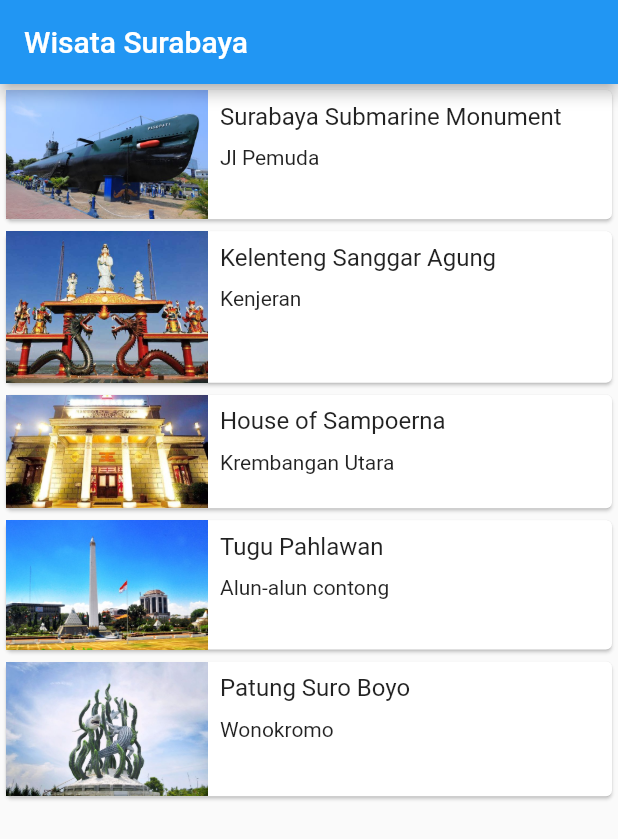
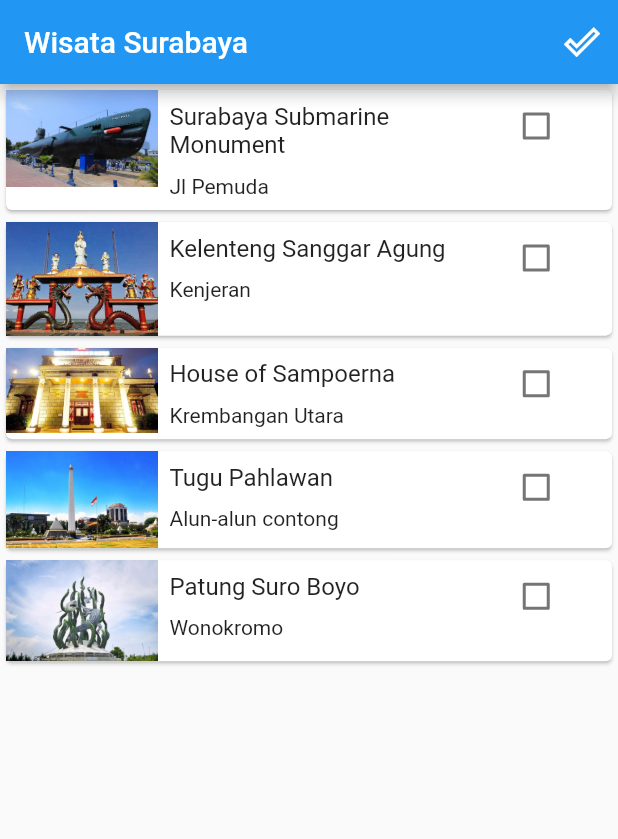
Before and after one commit to rosalinda19/Flutter_Layout, a Flutter app: the screen it shows after launch, on a phone screen of 412 x 824 dp. Shown: the top 839 px of the screen. Run offline on Flutter 3.47's test engine with Material 2 defaults, Android fonts, the phone set to English and light mode, and no system bars.

Commit message:
check list

```diff
--- a/lib/detail_screen.dart
+++ b/lib/detail_screen.dart
@@ -19,11 +19,11 @@ class DetailScreen extends StatelessWidget {
                 child: Text(
                   place.name,
                   textAlign: TextAlign.center,
-                  style: const TextStyle(
+                  style: TextStyle(
                     fontSize: 30.0,
-                    fontFamily: 'Lobster',
+                    fontWeight: FontWeight.bold,
                   ),
-                )
+                ),
             ),
             Container(
               padding: const EdgeInsets.symmetric(vertical: 10.0),
--- /dev/null
+++ b/lib/list_item.dart
@@ -0,0 +1,61 @@
+import 'package:flutter/cupertino.dart';
+import 'package:flutter/material.dart';
+import 'package:prak3/model/tourism_place.dart';
+
+class ListItem extends StatelessWidget{
+  final TourismPlace place;
+  final bool isDone;
+  final Function(bool? value) onCheckboxClick;
+
+  const ListItem({
+    required this.place,
+    required this.isDone,
+    required this.onCheckboxClick
+
+  });
+
+  @override
+  Widget build(BuildContext context){
+    return Card(
+      color: isDone ? Colors.white60 : Colors.white,
+      child: Row(
+        crossAxisAlignment: CrossAxisAlignment.start,
+        children: <Widget>[
+          Expanded(
+            flex: 1,
+            child: Image.asset(place.imageAsset),
+          ),
+          Expanded(
+            flex: 2,
+            child: Padding(
+              padding: const EdgeInsets.all(8.0),
+              child: Column(
+                crossAxisAlignment: CrossAxisAlignment.start,
+                mainAxisSize: MainAxisSize.min,
+                children: <Widget>[
+                  Text(
+                    place.name,
+                    style: const TextStyle(fontSize: 16.0),
+                  ),
+                  SizedBox(
+                    height: 10,
+                  ),
+                  Text(place.location),
+                ],
+              ),
+            ),
+          ),
+          Expanded(
+            flex: 1,
+              child: Checkbox (
+                value: this.isDone,
+                onChanged: this.onCheckboxClick,
+
+            ),
+          )
+        ],
+      ),
+    );
+  }
+
+}
--- a/lib/main.dart
+++ b/lib/main.dart
@@ -1,6 +1,10 @@
 import 'package:flutter/material.dart';
 import 'package:prak3/detail_screen.dart';
+import 'package:prak3/done_tourism_list.dart';
 import 'package:prak3/main_screen.dart';
+import 'package:provider/provider.dart';
+import 'package:prak3/provider/done_tourism_provider.dart';
+
 void main() {
   runApp(const MyApp());
 }
@@ -11,10 +15,13 @@ class MyApp extends StatelessWidget {
   // This widget is the root of your application.
   @override
   Widget build(BuildContext context) {
-    return MaterialApp(
-      title: 'Contacts',
-      theme: ThemeData(),
-      home: MainScreen(),
+    return ChangeNotifierProvider(
+      create: (context) => DoneTourismProvider(),
+      child: MaterialApp(
+        title: 'Contacts',
+        theme: ThemeData(),
+        home: MainScreen(),
+      ),
     );
   }
 }
--- a/lib/main_screen.dart
+++ b/lib/main_screen.dart
@@ -2,65 +2,47 @@ import 'package:flutter/cupertino.dart';
 import 'package:flutter/material.dart';
 import 'package:prak3/detail_screen.dart';
 import 'package:flutter/src/widgets/basic.dart';
+import 'package:prak3/done_tourism_list.dart';
 import 'package:prak3/model/tourism_place.dart';
+import 'package:prak3/tourism_list.dart';
+import 'package:prak3/provider/done_tourism_provider.dart';
+import 'package:provider/provider.dart';
 
-class MainScreen extends StatelessWidget {
-  const MainScreen({Key? key}) : super(key: key);
+
+class MainScreen extends StatefulWidget {
+  MainScreen({Key? key}) : super(key: key);
 
   @override
-  Widget build(BuildContext context){
+   _MainScreenState createState() => _MainScreenState();
+}
+   class _MainScreenState extends State<MainScreen> {
+     // final List<TourismPlace> doneTourismPlaceList = [];
+
+     @override
+     Widget build(BuildContext context) {
        return Scaffold(
          appBar: AppBar(
            title: const Text('Wisata Surabaya'),
-      ),
-      body: ListView.builder(
-        itemBuilder: (context, index){
-          final TourismPlace place = tourismPlaceList[index];
-          return InkWell(
-            onTap: () {
-              Navigator.push(context, MaterialPageRoute(builder: (context) {
-                return DetailScreen(place: place);
-              }));
-            },
-            child: listItem(place),
+           actions: <Widget>[
+             IconButton(
+               icon: const Icon(Icons.done_outline),
+               onPressed: (){
+                 Navigator.push(
+                     context,
+                   MaterialPageRoute(builder: (context) {
+                     return Consumer<DoneTourismProvider>(
+                       builder: (context, DoneTourismProvider data, widget){
+                         return DoneTourismList(doneTourismPlaceList: data.doneTourismPlaceList);
+                       }
+                     );
+                   }),
                  );
                },
-        itemCount: tourismPlaceList.length,
-      ),
-    );
-  }
-
-  Widget listItem(TourismPlace place){
-    return Card(
-      child: Row(
-        crossAxisAlignment: CrossAxisAlignment.start,
-        children: [
-          Expanded(
-              flex: 1,
-              child: Image.asset(place.imageAsset),
-          ),
-          Expanded(
-              flex: 2,
-              child: Padding(
-                  padding: const EdgeInsets.all(8.0),
-                  child: Column(
-                    crossAxisAlignment: CrossAxisAlignment.start,
-                    mainAxisSize: MainAxisSize.min,
-                    children: <Widget>[
-                      Text(
-                        place.name,
-                        style: TextStyle(fontSize: 16.0),
-                      ),
-                      SizedBox(
-                        height: 10,
-                      ),
-                      Text(place.location),
+             )
            ],
          ),
-              ),
-          ),
-        ],
-      ),
+
+         body: TourismList(),
        );
      }
    }
--- a/lib/model/tourism_place.dart
+++ b/lib/model/tourism_place.dart
@@ -17,51 +17,3 @@ class TourismPlace {
     required this.desc,
   });
 }
-
-var tourismPlaceList = [
-  TourismPlace(
-    name: 'Surabaya Submarine Monument',
-    location: 'Jl Pemuda',
-    imageAsset: 'assets/image/submarin.jpg',
-    image1: 'assets/image/monkasel_3.jpg',
-    image2: 'assets/image/monkasel_2.jpg',
-    image3: 'assets/image/monkasel_1.jpg',
-    desc: 'Museum Inside a decommissioned Russian war submarine tours & an adjacent park with cafes. Clean and well maintained. Car park cost 10k, entrance fee 15k/person. You can see KRI Pasopati there, it is a russian whiskey class. You can also watch the video about the Indonesian Navy at the building beside the submarine',
-  ),
-  TourismPlace(
-    name: 'Kelenteng Sanggar Agung',
-    location: 'Kenjeran',
-    imageAsset: 'assets/image/kelenteng.jpg',
-    image1: 'assets/image/klenteng_1.jpg',
-    image2: 'assets/image/kelenteng_2.jpg',
-    image3: 'assets/image/kelenteng_3.jpg',
-    desc: 'Kelenteng Sanggar Agung atau Klenteng Hong San Tang adalah sebuah klenteng di Kota Surabaya. Alamatnya berada di Jalan Sukolilo Nomor 100, Pantai Ria Kenjeran, Surabaya. Kuil ini, selain menjadi tempat ibadah bagi pemeluk Tridharma, juga menjadi tempat tujuan wisata bagi para wisatawan.',
-  ),
-  TourismPlace(
-    name: 'House of Sampoerna',
-    location: 'Krembangan Utara',
-    imageAsset: 'assets/image/sampoerna.jpg',
-    image1: 'assets/image/sampoerna_1.jpg',
-    image2: 'assets/image/sampoerna_2.jpg',
-    image3: 'assets/image/sampoerna_3.jpg',
-    desc: 'House of Sampoerna adalah sebuah museum tembakau dan markas besar Sampoerna yang terletak di Surabaya. Gaya arsitektur dari bangunan utamanya yang dipengaruhi oleh gaya kolonial Belanda dibangun pada 1862 dan sekarang menjadi situs sejarah.',
-  ),
-  TourismPlace(
-    name: 'Tugu Pahlawan',
-    location: 'Alun-alun contong',
-    imageAsset: 'assets/image/pahlawan.jpg',
-    image1: 'assets/image/pahlawan_1.jpg',
-    image2: 'assets/image/pahlawan_2.jpg',
-    image3: 'assets/image/pahlawan_3.jpg',
-    desc: 'Tugu Pahlawan didirikan pada tanggal 10 November 1951 dan diresmikan pada tanggal 10 November 1952 oleh Presiden RI, Ir. Soekarno, dengan tujuan untuk mengenang sejarah perjuangan para pahlawan kemerdekaan bangsa Indonesia dalam pertempuran 10 Nopember 1945 di Surabaya.',
-  ),
-  TourismPlace(
-    name: 'Patung Suro Boyo',
-    location: 'Wonokromo',
-    imageAsset: 'assets/image/sby.jpg',
-    image1: 'assets/image/sby_1.jpg',
-    image2: 'assets/image/sby_2.jpg',
-    image3: 'assets/image/sby_4.jpg',
-    desc: 'Patung Sura dan Baya adalah sebuah patung yang merupakan lambang kota Surabaya. Patung ini berada di depan Kebun Binatang Surabaya. Patung ini terdiri atas dua hewan ini yang menjadi inspirasi nama kota Surabaya: ikan sura dan baya.',
-  ),
-];
--- /dev/null
+++ b/lib/provider/done_tourism_provider.dart
@@ -0,0 +1,16 @@
+import 'package:prak3/model/tourism_place.dart';
+import 'package:flutter/foundation.dart';
+
+
+class DoneTourismProvider extends ChangeNotifier {
+  final List<TourismPlace> _doneTourismPlaceList =[];
+
+  List<TourismPlace> get doneTourismPlaceList => _doneTourismPlaceList;
+
+  void complete(TourismPlace place, bool isDone){
+    isDone
+      ? _doneTourismPlaceList.add(place)
+        : _doneTourismPlaceList.remove(place);
+    notifyListeners();
+  }
+}
--- /dev/null
+++ b/lib/tourism_list.dart
@@ -0,0 +1,96 @@
+
+import 'package:flutter/material.dart';
+import 'package:prak3/detail_screen.dart';
+import 'package:prak3/model/tourism_place.dart';
+import 'package:prak3/list_item.dart';
+import 'package:prak3/provider/done_tourism_provider.dart';
+import 'package:provider/provider.dart';
+
+class TourismList extends StatefulWidget{
+  const TourismList({Key? key}) : super (key: key);
+  //  const TourismList({Key? key,
+  //    required this.doneTourismPlaceList
+  // }) : super(key: key);
+
+  @override
+  _TourismListState createState() => _TourismListState();
+}
+
+class _TourismListState extends State<TourismList> {
+  final List<TourismPlace> tourismPlaceList = [
+    TourismPlace(
+      name: 'Surabaya Submarine Monument',
+      location: 'Jl Pemuda',
+      imageAsset: 'assets/image/submarin.jpg',
+      image1: 'assets/image/monkasel_3.jpg',
+      image2: 'assets/image/monkasel_2.jpg',
+      image3: 'assets/image/monkasel_1.jpg',
+      desc: 'Museum Inside a decommissioned Russian war submarine tours & an adjacent park with cafes. Clean and well maintained. Car park cost 10k, entrance fee 15k/person. You can see KRI Pasopati there, it is a russian whiskey class. You can also watch the video about the Indonesian Navy at the building beside the submarine',
+    ),
+    TourismPlace(
+      name: 'Kelenteng Sanggar Agung',
+      location: 'Kenjeran',
+      imageAsset: 'assets/image/kelenteng.jpg',
+      image1: 'assets/image/klenteng_1.jpg',
+      image2: 'assets/image/kelenteng_2.jpg',
+      image3: 'assets/image/kelenteng_3.jpg',
+      desc: 'Kelenteng Sanggar Agung atau Klenteng Hong San Tang adalah sebuah klenteng di Kota Surabaya. Alamatnya berada di Jalan Sukolilo Nomor 100, Pantai Ria Kenjeran, Surabaya. Kuil ini, selain menjadi tempat ibadah bagi pemeluk Tridharma, juga menjadi tempat tujuan wisata bagi para wisatawan.',
+    ),
+    TourismPlace(
+      name: 'House of Sampoerna',
+      location: 'Krembangan Utara',
+      imageAsset: 'assets/image/sampoerna.jpg',
+      image1: 'assets/image/sampoerna_1.jpg',
+      image2: 'assets/image/sampoerna_2.jpg',
+      image3: 'assets/image/sampoerna_3.jpg',
+      desc: 'House of Sampoerna adalah sebuah museum tembakau dan markas besar Sampoerna yang terletak di Surabaya. Gaya arsitektur dari bangunan utamanya yang dipengaruhi oleh gaya kolonial Belanda dibangun pada 1862 dan sekarang menjadi situs sejarah.',
+    ),
+    TourismPlace(
+      name: 'Tugu Pahlawan',
+      location: 'Alun-alun contong',
+      imageAsset: 'assets/image/pahlawan.jpg',
+      image1: 'assets/image/pahlawan_1.jpg',
+      image2: 'assets/image/pahlawan_2.jpg',
+      image3: 'assets/image/pahlawan_3.jpg',
+      desc: 'Tugu Pahlawan didirikan pada tanggal 10 November 1951 dan diresmikan pada tanggal 10 November 1952 oleh Presiden RI, Ir. Soekarno, dengan tujuan untuk mengenang sejarah perjuangan para pahlawan kemerdekaan bangsa Indonesia dalam pertempuran 10 Nopember 1945 di Surabaya.',
+    ),
+    TourismPlace(
+      name: 'Patung Suro Boyo',
+      location: 'Wonokromo',
+      imageAsset: 'assets/image/sby.jpg',
+      image1: 'assets/image/sby_1.jpg',
+      image2: 'assets/image/sby_2.jpg',
+      image3: 'assets/image/sby_4.jpg',
+      desc: 'Patung Sura dan Baya adalah sebuah patung yang merupakan lambang kota Surabaya. Patung ini berada di depan Kebun Binatang Surabaya. Patung ini terdiri atas dua hewan ini yang menjadi inspirasi nama kota Surabaya: ikan sura dan baya.',
+    ),
+  ];
+
+  @override
+  Widget build(BuildContext context) {
+    return ListView.builder(
+      itemBuilder: (context, index) {
+        final TourismPlace place = tourismPlaceList[index];
+        return InkWell(
+          onTap: () {
+            Navigator.push(context, MaterialPageRoute(builder: (context) {
+              return DetailScreen(place: place);
+            }));
+          },
+          child: Consumer<DoneTourismProvider>(
+              builder: (context, DoneTourismProvider data, widget) {
+                return ListItem(
+                  place: place,
+                  isDone: data.doneTourismPlaceList.contains(place),
+                  onCheckboxClick: (bool? value) {
+                    data.complete(place, value!);
+                  },
+                );
+              }
+          ),
+
+      );
+    },
+    itemCount: tourismPlaceList.length,
+    );
+  }
+}
--- a/pubspec.yaml
+++ b/pubspec.yaml
@@ -34,10 +34,12 @@ dependencies:
   # The following adds the Cupertino Icons font to your application.
   # Use with the CupertinoIcons class for iOS style icons.
   cupertino_icons: ^1.0.2
+  provider: ^6.0.2
 
 dev_dependencies:
   flutter_test:
     sdk: flutter
+
 
   # The "flutter_lints" package below contains a set of recommended lints to
   # encourage good coding practices. The lint set provided by the package is
```
Also changed, not shown: lib/done_tourism_list.dart (added, +65 -0 lines), pubspec.lock. Lines whose indentation alone changed are shown as unchanged.
